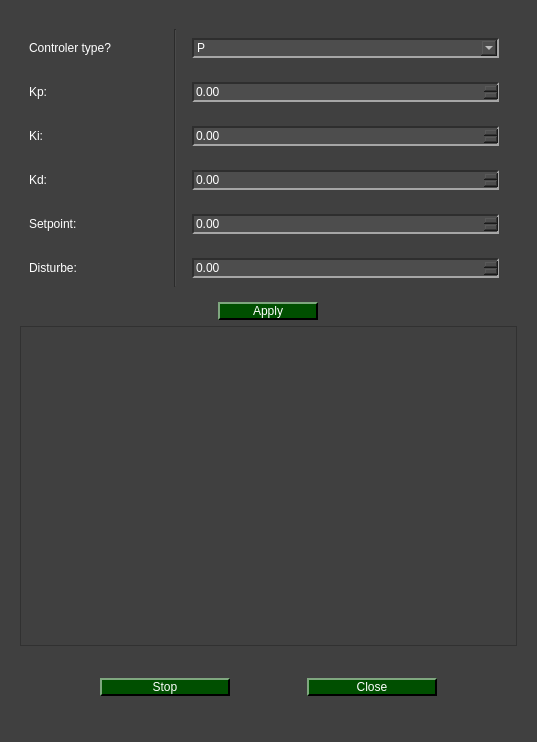
Before: the Qt Designer form pydaq/uis/PyDAQ_pid_control_window_dialog.ui in samirmartins/pydaq, drawn with Qt 5.
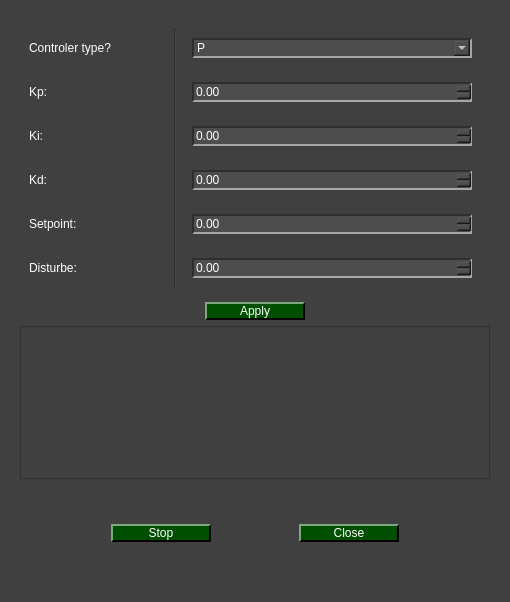
After: the same form once the commit is applied. Icons and pictures are not drawn.

Commit message: adding images in pid control

Diff of the .ui file:
```diff
--- a/pydaq/uis/PyDAQ_pid_control_window_dialog.ui
+++ b/pydaq/uis/PyDAQ_pid_control_window_dialog.ui
@@ -6,16 +6,10 @@
    <rect>
     <x>0</x>
     <y>0</y>
-    <width>537</width>
-    <height>742</height>
+    <width>510</width>
+    <height>602</height>
    </rect>
   </property>
-  <property name="minimumSize">
-   <size>
-    <width>0</width>
-    <height>150</height>
-   </size>
-  </property>
   <property name="windowTitle">
    <string>Dialog</string>
   </property>
@@ -590,7 +584,7 @@
            <property name="minimumSize">
             <size>
              <width>0</width>
-             <height>300</height>
+             <height>133</height>
             </size>
            </property>
            <layout class="QHBoxLayout" name="image_layout"/>
@@ -606,13 +600,13 @@
           <widget class="QPushButton" name="pushButton_startstop">
            <property name="minimumSize">
             <size>
-             <width>130</width>
+             <width>0</width>
              <height>0</height>
             </size>
            </property>
            <property name="maximumSize">
             <size>
-             <width>130</width>
+             <width>100</width>
              <height>16777215</height>
             </size>
            </property>
@@ -625,13 +619,13 @@
           <widget class="QPushButton" name="pushButton_close">
            <property name="minimumSize">
             <size>
-             <width>130</width>
+             <width>60</width>
              <height>0</height>
             </size>
            </property>
            <property name="maximumSize">
             <size>
-             <width>130</width>
+             <width>100</width>
              <height>16777215</height>
             </size>
            </property>
```
The commit also changes 11 other files.
